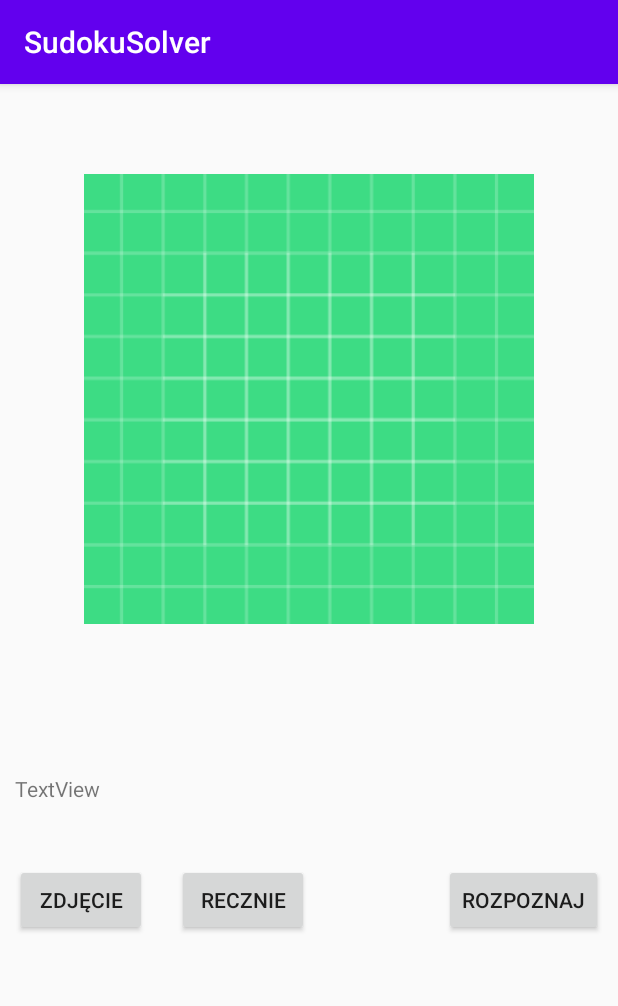
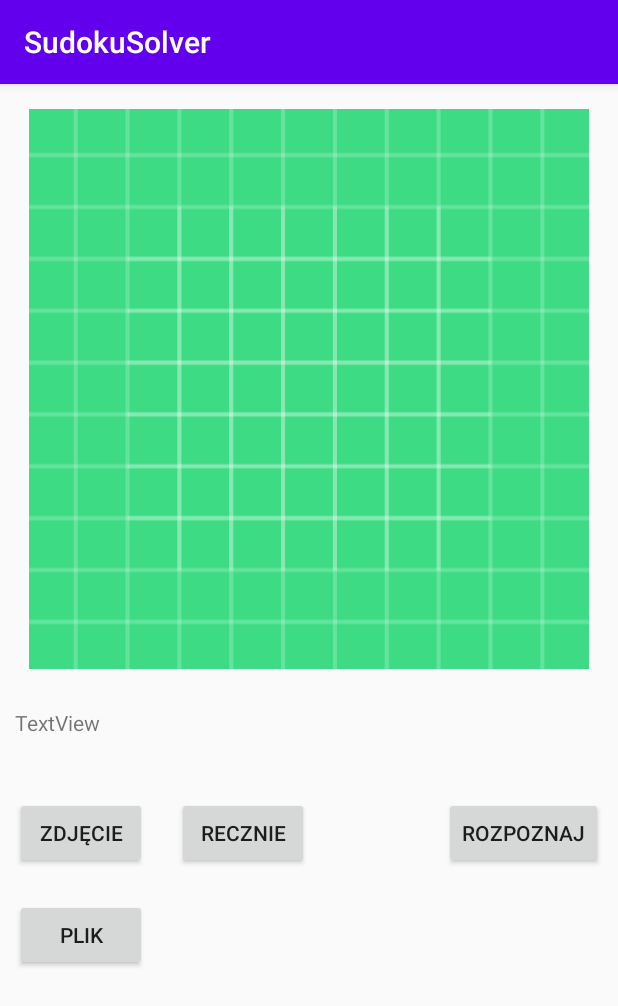
Before and after one commit to pszczola4mk/SudokuSolver, an Android app: the screen it shows after launch (MainActivity), after a tap on "ROZPOZNAJ", on a phone screen of 412 x 824 dp. Shown: the top 1006 px of the screen. Run offline under Robolectric (Android 15) with nearby library versions, the phone set to English and light mode, and no system bars; libraries missing offline, so code that uses them is left out: com.google.mlkit.vision.

```diff
--- a/app/build.gradle
+++ b/app/build.gradle
@@ -40,5 +40,10 @@ dependencies {
     implementation platform('com.google.firebase:firebase-bom:26.8.0')
     implementation 'com.google.firebase:firebase-analytics-ktx'
     implementation 'com.google.android.gms:play-services-mlkit-text-recognition:16.1.3'
+    implementation 'com.android.volley:volley:1.2.0'
 
+    // retrofit, gson
+    implementation 'com.google.code.gson:gson:2.6.2'
+    implementation 'com.squareup.retrofit2:retrofit:2.1.0'
+    implementation 'com.squareup.retrofit2:converter-gson:2.1.0'
 }
--- a/app/src/main/java/pl/wojo/sudokusolver/MainActivity.kt
+++ b/app/src/main/java/pl/wojo/sudokusolver/MainActivity.kt
@@ -1,57 +1,86 @@
 package pl.wojo.sudokusolver
 
-import android.content.ActivityNotFoundException
 import android.content.Intent
 import android.graphics.Bitmap
+import android.graphics.BitmapFactory
+import android.net.Uri
 import android.os.Bundle
 import android.provider.MediaStore
+import android.util.Log
 import android.view.View
 import android.widget.Button
 import android.widget.ImageView
 import android.widget.TextView
 import androidx.appcompat.app.AppCompatActivity
+import pl.wojo.sudokusolver.api.ServiceClient
+import pl.wojo.sudokusolver.api.SudokuSolverService
+import java.io.InputStream
+
 
 class MainActivity : AppCompatActivity() {
 
+    val TAG: String = "MainActivity"
     var photoButton: Button? = null
     var analyzeButton: Button? = null
     var byHandButton: Button? = null
+    var fileUploadButton: Button? = null
     var imageView: ImageView? = null
     var textView: TextView? = null
     var imageBitmap: Bitmap? = null
     val analyzer: SudokuAnalyzer = SudokuAnalyzer()
+    private val REQUEST_IMAGE_CAPTURE = 1
+    private val IMAGE_UPLOAD = 2
 
     override fun onCreate(savedInstanceState: Bundle?) {
         super.onCreate(savedInstanceState)
         setContentView(R.layout.activity_main)
         this.imageView = findViewById<ImageView>(R.id.image)
         this.photoButton = findViewById<Button>(R.id.photo)
-        this.photoButton?.setOnClickListener(View.OnClickListener { this.dispatchTakePictureIntent() })
+        this.photoButton?.setOnClickListener(View.OnClickListener {
+            val takePictureIntent = Intent(MediaStore.ACTION_IMAGE_CAPTURE)
+            startActivityForResult(takePictureIntent, REQUEST_IMAGE_CAPTURE)
+        })
         this.textView = findViewById<TextView>(R.id.sudoku)
         this.analyzeButton = findViewById<Button>(R.id.ocr)
         this.analyzeButton?.setOnClickListener(View.OnClickListener { this.analyze() })
         this.byHandButton = findViewById<Button>(R.id.btn_grid)
         this.byHandButton?.setOnClickListener(View.OnClickListener {
             val myIntent = Intent(this, SudokuInput::class.java)
-            this.startActivity(myIntent) })
-    }
-
-    private fun analyze() {
-        analyzer.imageBitmap = this.imageBitmap
-        analyzer.textView = this.textView
-        analyzer.captureText()
+            this.startActivity(myIntent)
+        })
+        this.fileUploadButton = findViewById<Button>(R.id.btn_file)
+        this.fileUploadButton?.setOnClickListener(View.OnClickListener {
+            val myIntent = Intent(Intent.ACTION_PICK, MediaStore.Images.Media.EXTERNAL_CONTENT_URI)
+            this.startActivityForResult(myIntent, IMAGE_UPLOAD)
+        })
     }
 
 
-    val REQUEST_IMAGE_CAPTURE = 1
+    private fun analyze() {
+        //analyzer.imageBitmap = this.imageBitmap
+        //analyzer.textView = this.textView
+        //analyzer.captureText()
+        /*val byteArrayOutputStream = ByteArrayOutputStream()
+        this.imageBitmap?.compress(Bitmap.CompressFormat.PNG, 100, byteArrayOutputStream)
+        val byteArray = byteArrayOutputStream.toByteArray()
+        val encoded: String = Base64.encodeToString(byteArray, Base64.DEFAULT)*/
 
-    private fun dispatchTakePictureIntent() {
-        val takePictureIntent = Intent(MediaStore.ACTION_IMAGE_CAPTURE)
-        try {
-            startActivityForResult(takePictureIntent, REQUEST_IMAGE_CAPTURE)
-        } catch (e: ActivityNotFoundException) {
-            // display error state to the user
+        val thread = Thread {
+            try {
+                Log.i(TAG,"API call Start")
+                val client = ServiceClient()
+                val service = client.retrofitClient.create(SudokuSolverService::class.java)
+                val echoResult = service.echo("elo")
+                val execute = echoResult.execute()
+                this.textView?.text =execute.body().get("result").asString
+                Log.i(TAG,"API Called")
+            } catch (e: Exception) {
+                e.printStackTrace()
+            }
         }
+        thread.start()
+
+
     }
 
     override fun onActivityResult(requestCode: Int, resultCode: Int, data: Intent?) {
@@ -61,5 +90,17 @@ class MainActivity : AppCompatActivity() {
             this.imageView?.setImageBitmap(imageBitmap)
             this.textView?.text = "Fotka ok"
         }
+        if (requestCode == IMAGE_UPLOAD && resultCode == RESULT_OK) {
+            if (data != null) { // e.g. "back" pressed"
+                val contentURI: Uri = Uri.parse(data.dataString)
+                val cr = contentResolver
+                val instream: InputStream? = cr.openInputStream(contentURI)
+                val options = BitmapFactory.Options()
+                options.inSampleSize = 8
+                this.imageBitmap = BitmapFactory.decodeStream(instream, null, options)
+                this.imageView?.setImageBitmap(this.imageBitmap)
+                this.textView?.text = "Fotka ok"
+            }
+        }
     }
 }
--- /dev/null
+++ b/app/src/main/java/pl/wojo/sudokusolver/api/ServiceClient.kt
@@ -0,0 +1,25 @@
+package pl.wojo.sudokusolver.api
+
+import com.google.gson.Gson
+import com.google.gson.GsonBuilder
+import okhttp3.OkHttpClient
+import retrofit2.Retrofit
+import retrofit2.converter.gson.GsonConverterFactory
+
+
+class ServiceClient {
+
+    var gson: Gson = GsonBuilder()
+        .setLenient()
+        .create()
+
+        public val retrofitClient: Retrofit
+            get() {
+                val httpClient = OkHttpClient()
+                return Retrofit.Builder()
+                    .baseUrl("http://153.19.62.198:8080/")
+                    .addConverterFactory(GsonConverterFactory.create(gson))
+                    .client(httpClient)
+                    .build()
+            }
+}
--- /dev/null
+++ b/app/src/main/java/pl/wojo/sudokusolver/api/SudokuSolverService.kt
@@ -0,0 +1,13 @@
+package pl.wojo.sudokusolver.api
+
+import com.google.gson.JsonObject
+import retrofit2.Call
+import retrofit2.http.GET
+import retrofit2.http.Path
+import retrofit2.http.Query
+
+interface SudokuSolverService {
+
+    @GET("/echo/{text}")
+    fun echo(@Path("text") text: String): Call<JsonObject>
+}
--- a/app/src/main/res/layout/activity_main.xml
+++ b/app/src/main/res/layout/activity_main.xml
@@ -7,15 +7,16 @@
 		android:layout_height="match_parent"
 		tools:context=".MainActivity">
 	<ImageView
-			android:layout_width="300dp"
-			android:layout_height="400dp" app:srcCompat="@drawable/ic_launcher_background" android:id="@+id/image"
+			android:layout_width="373dp"
+			android:layout_height="386dp" app:srcCompat="@drawable/ic_launcher_background" android:id="@+id/image"
 			app:layout_constraintTop_toTopOf="parent" android:layout_marginTop="10dp" app:layout_constraintStart_toStartOf="parent" android:layout_marginStart="10dp" android:layout_marginEnd="10dp"
 			app:layout_constraintEnd_toEndOf="parent"/>
 	<TextView
 			android:text="TextView"
-			android:layout_width="300dp"
-			android:layout_height="50dp" android:id="@+id/sudoku" app:layout_constraintStart_toStartOf="parent" android:layout_marginStart="10dp"
-			app:layout_constraintTop_toBottomOf="@+id/image" android:layout_marginTop="50dp"/>
+			android:layout_width="382dp"
+			android:layout_height="49dp" android:id="@+id/sudoku" app:layout_constraintStart_toStartOf="parent" android:layout_marginStart="10dp"
+			app:layout_constraintTop_toBottomOf="@+id/image" android:layout_marginTop="20dp" android:scrollbars="vertical" android:scrollHorizontally="true" android:scrollbarSize="10dp"
+			android:scrollbarStyle="outsideInset"/>
 	<Button
 			android:text="Zdjęcie"
 			android:layout_width="wrap_content"
@@ -31,4 +32,9 @@
 			android:layout_width="wrap_content"
 			android:layout_height="wrap_content" android:id="@+id/btn_grid" android:layout_marginStart="20dp" app:layout_constraintStart_toEndOf="@+id/photo" android:layout_marginTop="10dp"
 			app:layout_constraintTop_toBottomOf="@+id/sudoku"/>
+	<Button
+			android:text="PLIK"
+			android:layout_width="wrap_content"
+			android:layout_height="wrap_content" android:id="@+id/btn_file" android:layout_marginTop="20dp" app:layout_constraintTop_toBottomOf="@+id/photo" app:layout_constraintStart_toStartOf="parent"
+			android:layout_marginStart="10dp"/>
 </androidx.constraintlayout.widget.ConstraintLayout>
```
Also changed, not shown: app/src/main/AndroidManifest.xml (+4 -4 lines), app/src/main/java/pl/wojo/sudokusolver/model/Image.kt (added, +7 -0 lines).
